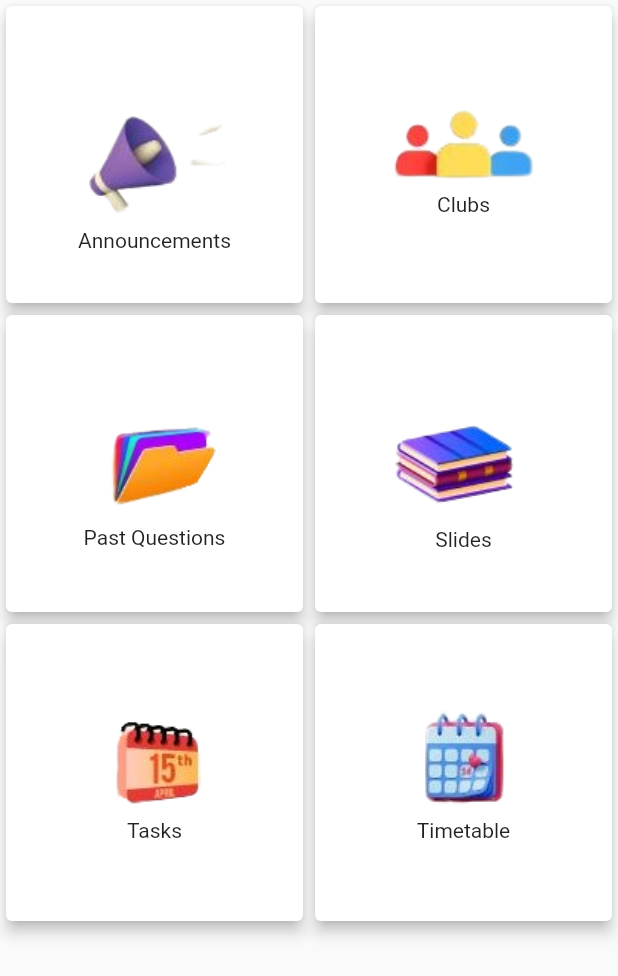
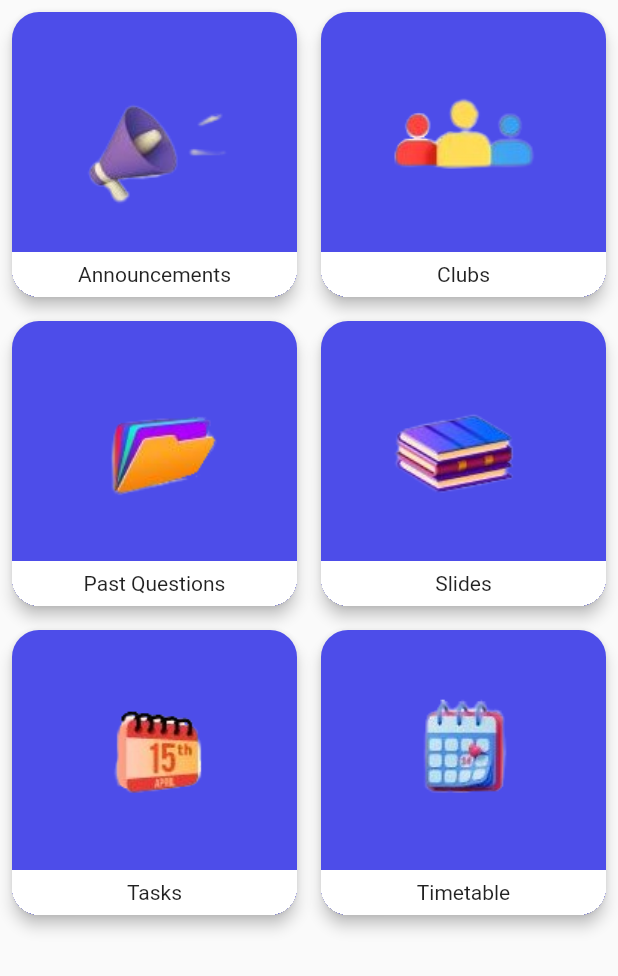
Before and after one commit to Serkhani/ugmis, a Flutter app: the DashboardViewTab widget shown alone on an empty page, opened directly, on a phone screen of 412 x 824 dp. Shown: the top 976 px of the screen. Run offline on Flutter 3.47's test engine with Material 2 defaults, Android fonts, the phone set to English and light mode, and no system bars; our stand-ins replace get; project files that could hold a hidden picture were left out.

Commit message:
edited dashboard

```diff
--- a/lib/app/modules/dashboard/views/dashboard_tabview.dart
+++ b/lib/app/modules/dashboard/views/dashboard_tabview.dart
@@ -1,5 +1,7 @@
 import 'package:flutter/material.dart';
 import 'package:get/get.dart';
+import 'package:ugmis/resources/app_colors.dart';
+import 'package:ugmis/resources/sizes.dart';
 import '../controllers/dashboard_controller.dart';
 
 class DashboardViewTab extends GetView<DashboardController> {
@@ -10,14 +12,26 @@ class DashboardViewTab extends GetView<DashboardController> {
     return GridView.builder(
       itemCount: controller.images.length,
       itemBuilder: (context, index) {
-        return Card(
-          elevation: 4.0,
-          child: Column(
-            mainAxisAlignment: MainAxisAlignment.center,
-            children: [
-              Image.asset(controller.images[index]),
-              Text(controller.strings[index])
-            ],
+        return Container(
+          width: 150.0,
+          height: 150.0,
+          padding: const EdgeInsets.all(8.0),
+          child: PhysicalModel(
+            clipBehavior: Clip.hardEdge,
+            borderRadius: BorderRadius.circular(Sizes.radiusSmall),
+            elevation: 4.0,
+            color: AppColors.primary,
+            child: Column(
+              children: [
+                Expanded(child: Image.asset(controller.images[index],)),
+                Container(
+                  alignment: Alignment.center,
+                  height: 30.0,
+                  width: double.infinity,
+                  color: AppColors.white,
+                  child: Text(controller.strings[index])),
+              ],
+            )
           ),
         );
       }, gridDelegate: const SliverGridDelegateWithFixedCrossAxisCount(crossAxisCount: 2),
```
